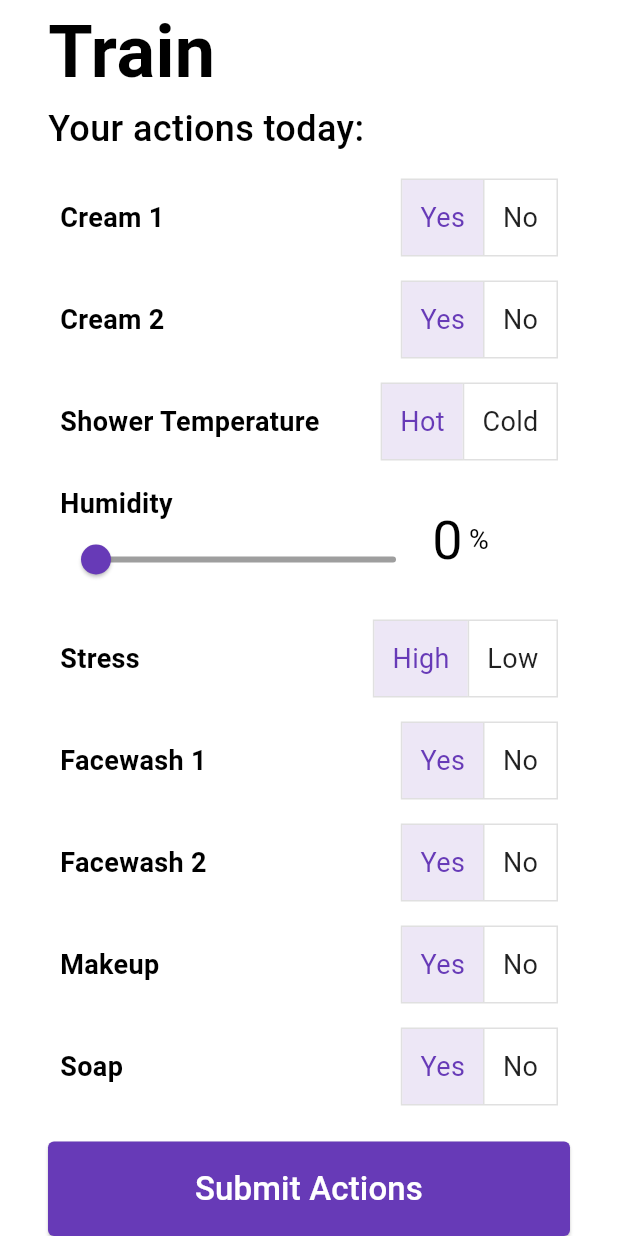
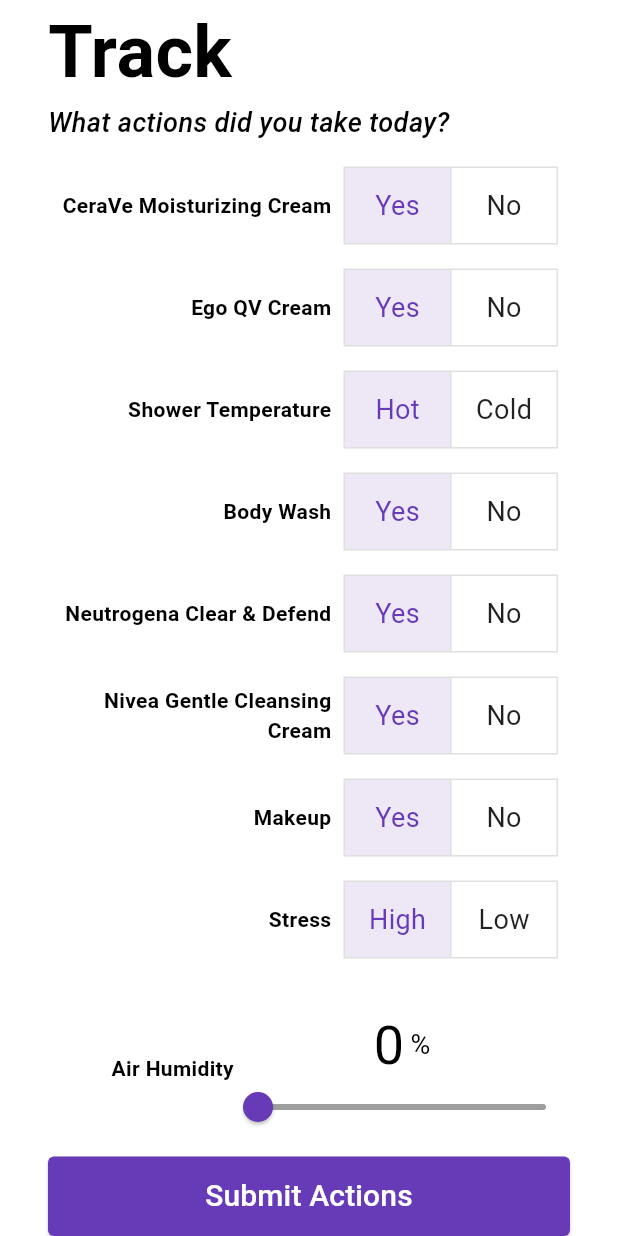
Before and after one commit to BillyJaf/hackathon_frontend, a Flutter app: the screen it shows after launch, on a phone screen of 412 x 824 dp. Run offline on Flutter 3.47's test engine with Material 3 defaults, Android fonts, the light colour scheme and no system bars; our stand-ins replace sleek_circular_slider, sqflite; accounts and stored records are empty.

Commit message:
feat: styling

```diff
--- a/lib/action_field.dart
+++ b/lib/action_field.dart
@@ -22,18 +22,25 @@
           mainAxisAlignment: MainAxisAlignment.spaceBetween,
           children: [
             Expanded(
-              child: Column(
-                crossAxisAlignment: CrossAxisAlignment.start,
-                children: [
-                  Text(
-                    label,
-                    style: const TextStyle(fontSize: 18.0, fontWeight: FontWeight.w600),
+              child: Container(
+                padding: const EdgeInsets.only(right: 8.0),
+                child: Text(
+                  label,
+                  style: const TextStyle(
+                    fontSize: 14.0,
+                    fontWeight: FontWeight.w600,
                   ),
-                  if (child != null) child!,
-                ],
+                  textAlign: TextAlign.end,
+                ),
               ),
             ),
-            valueWidget,
+            Column(
+              crossAxisAlignment: CrossAxisAlignment.center,
+              children: [
+                valueWidget,
+                if (child != null) child!,
+              ],
+            ),
           ],
         ),
       ),
--- a/lib/main.dart
+++ b/lib/main.dart
@@ -2,6 +2,7 @@
 
 import 'package:flutter/material.dart';
 import 'package:hackathon_frontend/models/health_entry.dart';
+import 'package:hackathon_frontend/results_screen.dart';
 import 'package:hackathon_frontend/services/api_service.dart';
 import 'package:hackathon_frontend/rating_screen.dart';
 import 'package:hackathon_frontend/services/db_helper.dart';
@@ -27,23 +28,45 @@
   ));
 }
 
-class MyApp extends StatelessWidget {
+class MyApp extends StatefulWidget {
   const MyApp({super.key});
+
+  @override
+  State<MyApp> createState() => _MyAppState();
+}
+
+class _MyAppState extends State<MyApp> {
+  bool loading = false;
+  bool hasResults = false;
 
   // This widget is the root of your application.
   @override
   Widget build(BuildContext context) {
+    if (hasResults) {
+      return const ResultsScreen();
+    }
+
     return TrainScreen(
       onEntrySubmitted: (entry) {
         Navigator.of(context).push(
           MaterialPageRoute(
             builder: (context) => RatingScreen(
+              loading: loading,
               originalEntry: entry,
               onRatingSubmitted: (entry) async {
+                setState(() {
+                  loading = true;
+                });
                 await DBHelper.insertHealthEntry(entry);
                 List<HealthEntry> entries = await DBHelper.getHealthEntries();
                 await ApiService.submitHealthEntrys(entries);
-                Navigator.of(context).pop();
+                if (context.mounted) {
+                  setState(() {
+                    loading = false;
+                    hasResults = true;
+                  });
+                  Navigator.of(context).pop();
+                }
               },
             ),
           ),
--- a/lib/option_field.dart
+++ b/lib/option_field.dart
@@ -31,11 +31,13 @@
         onPressed: (index) => onChanged(options[index].value),
         children: options
             .map(
-              (option) => Padding(
+              (option) => Container(
                 padding: const EdgeInsets.all(12.0),
+                constraints: const BoxConstraints(minWidth: 70.0),
                 child: Text(
                   option.label,
                   style: const TextStyle(fontSize: 18.0),
+                  textAlign: TextAlign.center,
                 ),
               ),
             )
--- /dev/null
+++ b/lib/primary_button.dart
@@ -0,0 +1,35 @@
+import 'package:flutter/material.dart';
+
+class PrimaryButton extends StatelessWidget {
+  final String text;
+  final Function()? onPressed;
+
+  const PrimaryButton({
+    super.key,
+    this.text = "Button",
+    this.onPressed,
+  });
+
+  @override
+  Widget build(BuildContext context) {
+    return ElevatedButton(
+      onPressed: onPressed,
+      style: ElevatedButton.styleFrom(
+        foregroundColor: Theme.of(context).colorScheme.onPrimary,
+        backgroundColor: Theme.of(context).colorScheme.primary,
+        shape: const RoundedRectangleBorder(
+          borderRadius: BorderRadius.all(Radius.circular(4.0)),
+        ),
+      ),
+      child: Container(
+        width: double.infinity,
+        padding: const EdgeInsets.symmetric(vertical: 12.0),
+        child: Text(
+          text,
+          style: const TextStyle(fontSize: 20.0),
+          textAlign: TextAlign.center,
+        ),
+      ),
+    );
+  }
+}
--- a/lib/slider_field.dart
+++ b/lib/slider_field.dart
@@ -23,10 +23,12 @@
   Widget build(BuildContext context) {
     return ActionField(
       label: label,
-      valueWidget: SizedBox(
-        width: 84.0,
+      valueWidget: Container(
+        transform: Matrix4.translationValues(0.0, 16.0, 0.0),
+        child: SizedBox(
+          width: 120.0,
           child: Row(
-          mainAxisAlignment: MainAxisAlignment.start,
+            mainAxisAlignment: MainAxisAlignment.center,
             crossAxisAlignment: CrossAxisAlignment.center,
             children: [
               Text(
@@ -43,6 +45,13 @@
             ],
           ),
         ),
+      ),
+      child: Padding(
+        padding: const EdgeInsets.all(8.0),
+        child: SliderTheme(
+          data: SliderThemeData(
+            trackShape: CustomTrackShape(),
+          ),
           child: Slider(
             min: min,
             max: max,
@@ -50,6 +59,25 @@
             onChanged: onChanged,
             inactiveColor: Theme.of(context).disabledColor,
           ),
+        ),
+      ),
     );
   }
 }
+
+class CustomTrackShape extends RoundedRectSliderTrackShape {
+  @override
+  Rect getPreferredRect({
+    required RenderBox parentBox,
+    Offset offset = Offset.zero,
+    required SliderThemeData sliderTheme,
+    bool isEnabled = false,
+    bool isDiscrete = false,
+  }) {
+    final double trackHeight = sliderTheme.trackHeight ?? 10;
+    final double trackLeft = offset.dx;
+    final double trackTop = offset.dy + (parentBox.size.height - trackHeight) / 2;
+    final double trackWidth = parentBox.size.width;
+    return Rect.fromLTWH(trackLeft, trackTop, trackWidth, trackHeight);
+  }
+}
--- a/lib/train_screen.dart
+++ b/lib/train_screen.dart
@@ -1,6 +1,7 @@
 import 'package:flutter/material.dart';
 import 'package:hackathon_frontend/models/health_entry.dart';
 import 'package:hackathon_frontend/option_field.dart';
+import 'package:hackathon_frontend/primary_button.dart';
 import 'package:hackathon_frontend/slider_field.dart';
 
 class TrainScreen extends StatefulWidget {
@@ -26,7 +27,7 @@
     facewash2: 1.0,
     makeup: 1.0,
     soap: 1.0,
-    hoursInside: 1.0,
+    hoursInside: 0.0,
     dateTime: DateTime.now(),
     skinFeelRating: 0.0,
   );
@@ -42,10 +43,15 @@
             crossAxisAlignment: CrossAxisAlignment.start,
             children: [
               // Title Header Text
-              const Text("Train",
-                  style: TextStyle(fontSize: 48, fontWeight: FontWeight.bold)),
-              const Text("Your actions today:",
-                  style: TextStyle(fontSize: 24, fontWeight: FontWeight.w500)),
+              const Text("Track", style: TextStyle(fontSize: 48, fontWeight: FontWeight.bold)),
+              const Text(
+                "What actions did you take today?",
+                style: TextStyle(
+                  fontSize: 18,
+                  fontWeight: FontWeight.w500,
+                  fontStyle: FontStyle.italic,
+                ),
+              ),
 
               // Action Fields
               Expanded(
@@ -55,73 +61,58 @@
                     shrinkWrap: true,
                     children: [
                       OptionField(
-                        label: "Cream 1",
+                        label: "CeraVe Moisturizing Cream",
                         options: const [Option("Yes", 1.0), Option("No", 0.0)],
                         value: entry.cream1,
-                        onChanged: (value) => setState(
-                            () => entry = entry.copyWith(cream1: value)),
+                        onChanged: (value) => setState(() => entry = entry.copyWith(cream1: value)),
                       ),
                       OptionField(
-                        label: "Cream 2",
+                        label: "Ego QV Cream",
                         options: const [Option("Yes", 1.0), Option("No", 0.0)],
                         value: entry.cream2,
-                        onChanged: (value) => setState(
-                            () => entry = entry.copyWith(cream2: value)),
+                        onChanged: (value) => setState(() => entry = entry.copyWith(cream2: value)),
                       ),
                       OptionField(
                         label: "Shower Temperature",
-                        options: const [
-                          Option("Hot", 1.0),
-                          Option("Cold", 0.0)
-                        ],
+                        options: const [Option("Hot", 1.0), Option("Cold", 0.0)],
                         value: entry.tookHotShower,
-                        onChanged: (value) => setState(
-                            () => entry = entry.copyWith(tookHotShower: value)),
-                      ),
-                      SliderField(
-                        label: "Humidity",
-                        suffix: "%",
-                        value: entry.relativeHumidity,
-                        onChanged: (value) => setState(() =>
-                            entry = entry.copyWith(relativeHumidity: value)),
+                        onChanged: (value) => setState(() => entry = entry.copyWith(tookHotShower: value)),
                       ),
                       OptionField(
-                        label: "Stress",
-                        options: const [
-                          Option("High", 1.0),
-                          Option("Low", 0.0)
-                        ],
-                        value: entry.stress,
-                        onChanged: (value) => setState(
-                            () => entry = entry.copyWith(stress: value)),
+                        label: "Body Wash",
+                        options: const [Option("Yes", 1.0), Option("No", 0.0)],
+                        value: entry.soap,
+                        onChanged: (value) => setState(() => entry = entry.copyWith(soap: value)),
                       ),
                       OptionField(
-                        label: "Facewash 1",
+                        label: "Neutrogena Clear & Defend",
                         options: const [Option("Yes", 1.0), Option("No", 0.0)],
                         value: entry.facewash1,
-                        onChanged: (value) => setState(
-                            () => entry = entry.copyWith(facewash1: value)),
+                        onChanged: (value) => setState(() => entry = entry.copyWith(facewash1: value)),
                       ),
                       OptionField(
-                        label: "Facewash 2",
+                        label: "Nivea Gentle Cleansing Cream",
                         options: const [Option("Yes", 1.0), Option("No", 0.0)],
                         value: entry.facewash2,
-                        onChanged: (value) => setState(
-                            () => entry = entry.copyWith(facewash2: value)),
+                        onChanged: (value) => setState(() => entry = entry.copyWith(facewash2: value)),
                       ),
                       OptionField(
                         label: "Makeup",
                         options: const [Option("Yes", 1.0), Option("No", 0.0)],
                         value: entry.makeup,
-                        onChanged: (value) => setState(
-                            () => entry = entry.copyWith(makeup: value)),
+                        onChanged: (value) => setState(() => entry = entry.copyWith(makeup: value)),
                       ),
                       OptionField(
-                        label: "Soap",
-                        options: const [Option("Yes", 1.0), Option("No", 0.0)],
-                        value: entry.soap,
-                        onChanged: (value) =>
-                            setState(() => entry = entry.copyWith(soap: value)),
+                        label: "Stress",
+                        options: const [Option("High", 1.0), Option("Low", 0.0)],
+                        value: entry.stress,
+                        onChanged: (value) => setState(() => entry = entry.copyWith(stress: value)),
+                      ),
+                      SliderField(
+                        label: "Air Humidity",
+                        suffix: "%",
+                        value: entry.relativeHumidity,
+                        onChanged: (value) => setState(() => entry = entry.copyWith(relativeHumidity: value)),
                       ),
                       SliderField(
                         label: "Hours Inside",
@@ -129,8 +120,7 @@
                         min: 0.0,
                         max: 24.0,
                         value: entry.hoursInside,
-                        onChanged: (value) => setState(
-                            () => entry = entry.copyWith(hoursInside: value)),
+                        onChanged: (value) => setState(() => entry = entry.copyWith(hoursInside: value)),
                       )
                     ],
                   ),
@@ -138,32 +128,15 @@
               ),
 
               // Submit Button
-              ElevatedButton(
+              PrimaryButton(
+                text: "Submit Actions",
                 onPressed: () {
                   widget.onEntrySubmitted(entry.copyWith(
-                    relativeHumidity: entry.relativeHumidity /
-                        100.0, // Convert to 0.0 - 1.0 scale
-                    hoursInside:
-                        entry.hoursInside / 24.0, // Convert to 0.0 - 1.0 scale
+                    relativeHumidity: entry.relativeHumidity / 100.0, // Convert to 0.0 - 1.0 scale
+                    hoursInside: entry.hoursInside / 24.0, // Convert to 0.0 - 1.0 scale
                     dateTime: DateTime.now(), // Set the current time
                   ));
                 },
-                style: ElevatedButton.styleFrom(
-                  foregroundColor: Theme.of(context).colorScheme.onPrimary,
-                  backgroundColor: Theme.of(context).colorScheme.primary,
-                  shape: const RoundedRectangleBorder(
-                    borderRadius: BorderRadius.all(Radius.circular(4.0)),
-                  ),
-                ),
-                child: Container(
-                  width: double.infinity,
-                  padding: const EdgeInsets.symmetric(vertical: 16.0),
-                  child: const Text(
-                    "Submit Actions",
-                    style: TextStyle(fontSize: 22.0),
-                    textAlign: TextAlign.center,
-                  ),
-                ),
               ),
             ],
           ),
```
Also changed, not shown: lib/rating_screen.dart (+29 -32 lines), lib/results_screen.dart (added, +41 -0 lines). Lines whose indentation alone changed are shown as unchanged.
